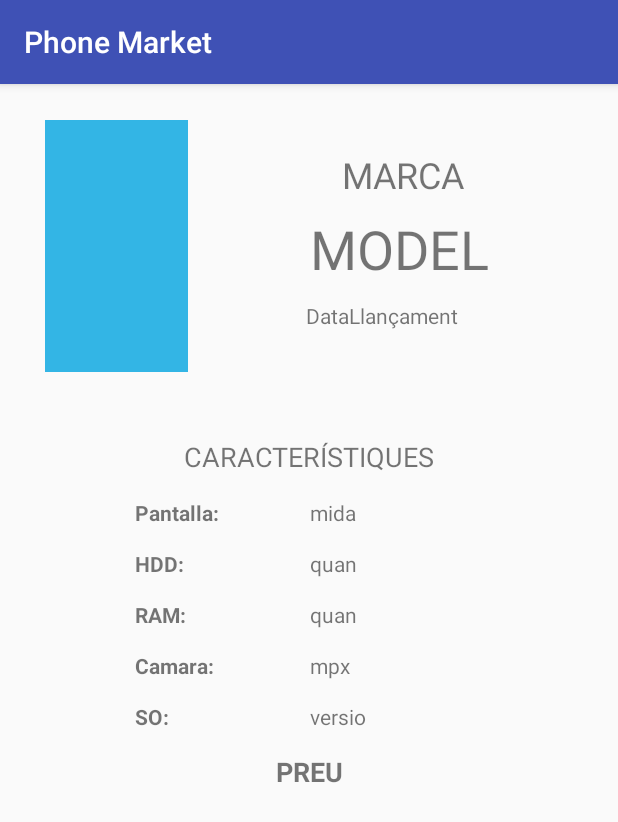
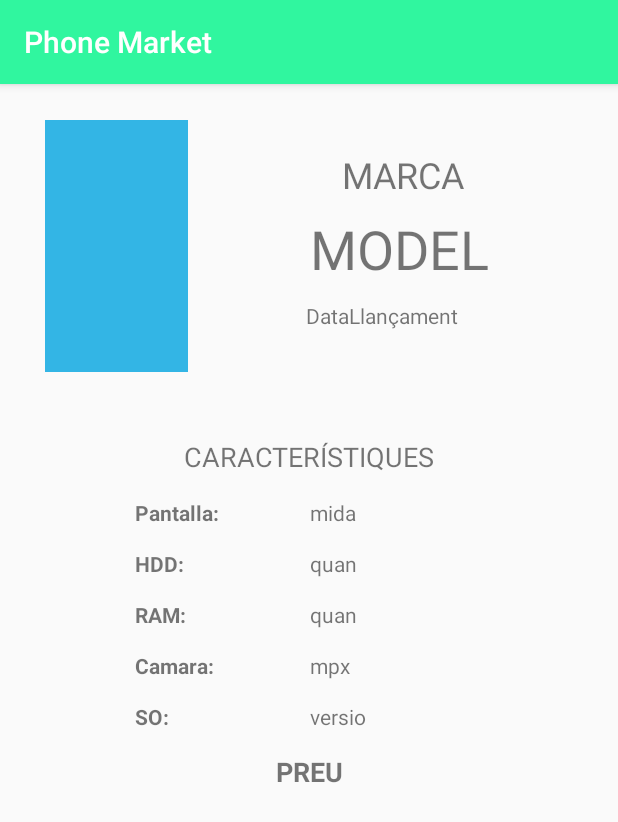
Before and after one commit to kirudas/phoneMarket, an Android app: the DetailMobile screen opened directly, with no data from a screen before it, on a phone screen of 412 x 824 dp. Shown: the top 822 px of the screen. Run offline under Robolectric (Android 15) with nearby library versions, the phone set to English and light mode, and no system bars.

Commit message:
Modificació disseny aplicació

```diff
--- a/app/src/main/res/values/styles.xml
+++ b/app/src/main/res/values/styles.xml
@@ -3,8 +3,8 @@
     <!-- Base application theme. -->
     <style name="AppTheme" parent="Theme.AppCompat.Light.DarkActionBar">
         <!-- Customize your theme here. -->
-        <item name="colorPrimary">@color/colorPrimary</item>
-        <item name="colorPrimaryDark">@color/colorPrimaryDark</item>
+        <item name="colorPrimary">#30F69F</item>
+        <item name="colorPrimaryDark">#00CC93</item>
         <item name="colorAccent">@color/colorAccent</item>
     </style>
 
```
